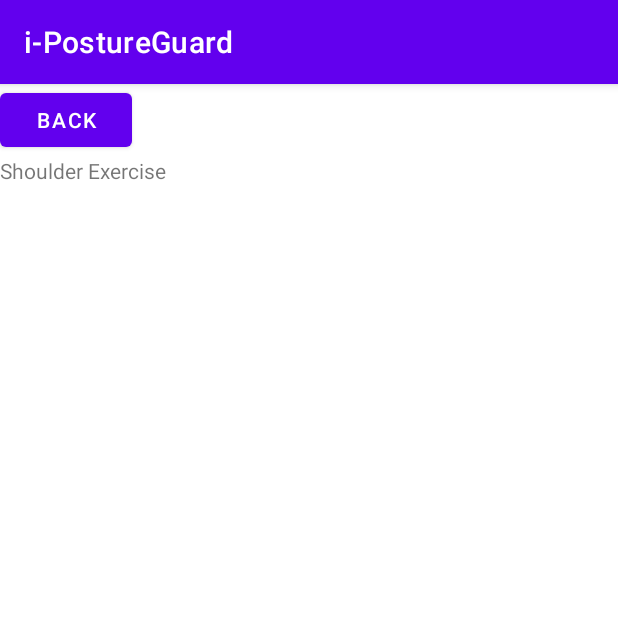
After one commit to Jenny015/FYP, an Android app: the fragment_exercise_shoulder screen opened directly, with no data from a screen before it, on a phone screen of 412 x 824 dp, the top half of it. The commit adds this screen. Run offline under Robolectric (Android 15) with nearby library versions, the phone set to English and light mode, and no system bars.

Commit message:
add 3 exercise activity

```diff
--- /dev/null
+++ b/iPostureGuard/app/src/main/java/com/example/i_postureguard/ui/exercise/FragmentExerciseShoulder.kt
@@ -0,0 +1,25 @@
+package com.example.i_postureguard.ui.exercise
+
+import android.os.Bundle
+import android.view.View
+import androidx.activity.enableEdgeToEdge
+import androidx.appcompat.app.AppCompatActivity
+import androidx.core.view.ViewCompat
+import androidx.core.view.WindowInsetsCompat
+import com.example.i_postureguard.R
+
+class fragment_exercise_shoulder : AppCompatActivity() {
+    override fun onCreate(savedInstanceState: Bundle?) {
+        super.onCreate(savedInstanceState)
+        enableEdgeToEdge()
+        setContentView(R.layout.fragment_exercise_shoulder)
+        ViewCompat.setOnApplyWindowInsetsListener(findViewById(R.id.main)) { v, insets ->
+            val systemBars = insets.getInsets(WindowInsetsCompat.Type.systemBars())
+            v.setPadding(systemBars.left, systemBars.top, systemBars.right, systemBars.bottom)
+            insets
+        }
+    }
+    fun onBackButtonClicked(view: View) {
+        finish()
+    }
+}
--- /dev/null
+++ b/iPostureGuard/app/src/main/res/layout/fragment_exercise_shoulder.xml
@@ -0,0 +1,23 @@
+<?xml version="1.0" encoding="utf-8"?>
+<LinearLayout xmlns:android="http://schemas.android.com/apk/res/android"
+    xmlns:app="http://schemas.android.com/apk/res-auto"
+    xmlns:tools="http://schemas.android.com/tools"
+    android:id="@+id/main"
+    android:layout_width="match_parent"
+    android:layout_height="match_parent"
+    android:orientation="vertical"
+    tools:context=".ui.exercise.fragment_exercise_shoulder">
+
+    <Button
+        android:id="@+id/back_button"
+        android:layout_width="wrap_content"
+        android:layout_height="wrap_content"
+        android:text="@string/back"
+        android:onClick="onBackPressed" />
+
+    <TextView
+        android:layout_width="wrap_content"
+        android:layout_height="wrap_content"
+        android:text="@string/shoulder_exercise"/>
+
+</LinearLayout>
--- a/iPostureGuard/app/src/main/res/values/strings.xml
+++ b/iPostureGuard/app/src/main/res/values/strings.xml
@@ -6,10 +6,13 @@
     <string name="title_exercise">Exercise</string>
     <string name="title_information">Information</string>
 
+    <!-- Exercise -->
     <string name="eyes_exercise">Eyes Exercise</string>
     <string name="shoulder_exercise">Shoulder Exercise</string>
     <string name="neck_exercise">Neck Exercise</string>
+    <string name="back">Back</string>
 
+    <!-- Dashboard -->
     <string name="on">On</string>
     <string name="off">Off</string>
 
```
Also changed, not shown: iPostureGuard/app/src/main/AndroidManifest.xml (+9 -0 lines), iPostureGuard/app/src/main/java/com/example/i_postureguard/ui/exercise/ExerciseFragment.kt (+7 -0 lines), iPostureGuard/app/src/main/java/com/example/i_postureguard/ui/exercise/FragmentExerciseEyesActivity.kt (added, +26 -0 lines), iPostureGuard/app/src/main/java/com/example/i_postureguard/ui/exercise/Fragment_exercise_neck.kt (added, +26 -0 lines), iPostureGuard/app/src/main/res/layout/fragment_exercise_eyes.xml (added, +22 -0 lines), iPostureGuard/app/src/main/res/layout/fragment_exercise_neck.xml (added, +23 -0 lines).
